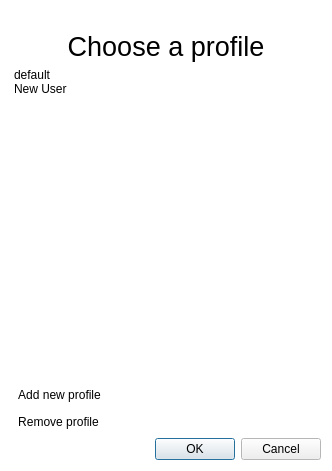
This is src/ui/qgsuserprofileselectiondialog.ui in qgis/QGIS as Qt 5 draws it before an edit. The edited form follows.
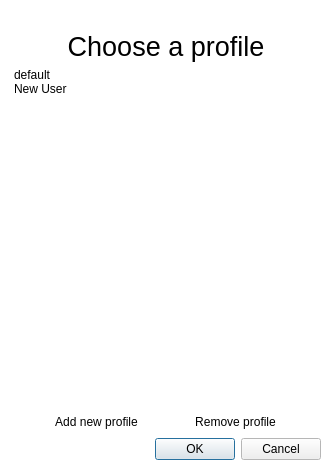
This is the edited form. Icons and pictures are not drawn.

Commit message:
Improve profile deletion
- Ask to confirm deletion
- Refresh list of profiles after deletion
- Disallow deleting default profile (not sure if necessary?)
- Check for errors

Diff of the .ui file:
```diff
--- a/src/ui/qgsuserprofileselectiondialog.ui
+++ b/src/ui/qgsuserprofileselectiondialog.ui
@@ -148,6 +148,8 @@
     </widget>
    </item>
    <item>
+    <layout class="QHBoxLayout" name="horizontalLayout">
+     <item>
     <widget class="QToolButton" name="mAddProfileButton">
      <property name="text">
       <string>Add new profile</string>
@@ -192,6 +194,8 @@
       <bool>true</bool>
      </property>
     </widget>
+     </item>
+    </layout>
    </item>
    <item>
     <widget class="QDialogButtonBox" name="buttonBox">
```
Lines whose indentation alone changed are shown as unchanged. The commit also changes 2 other files.
